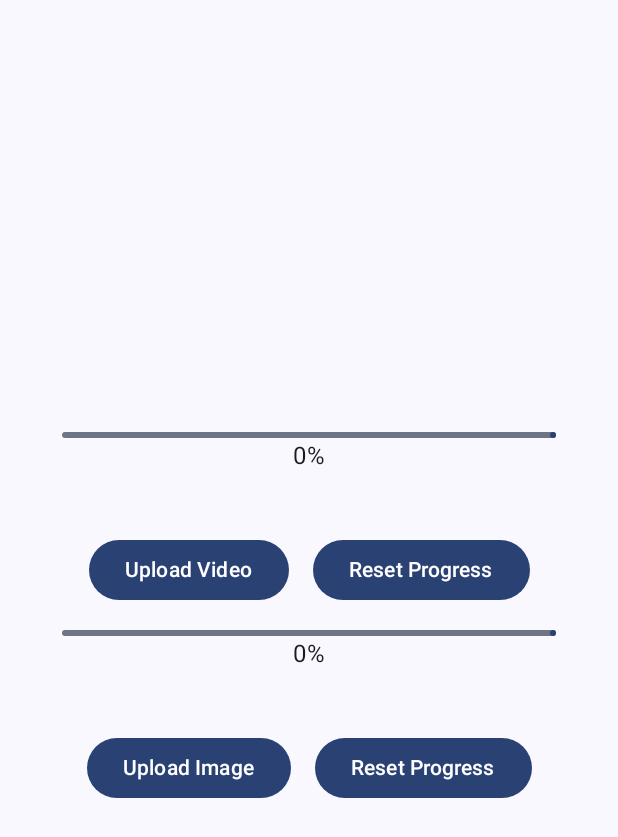
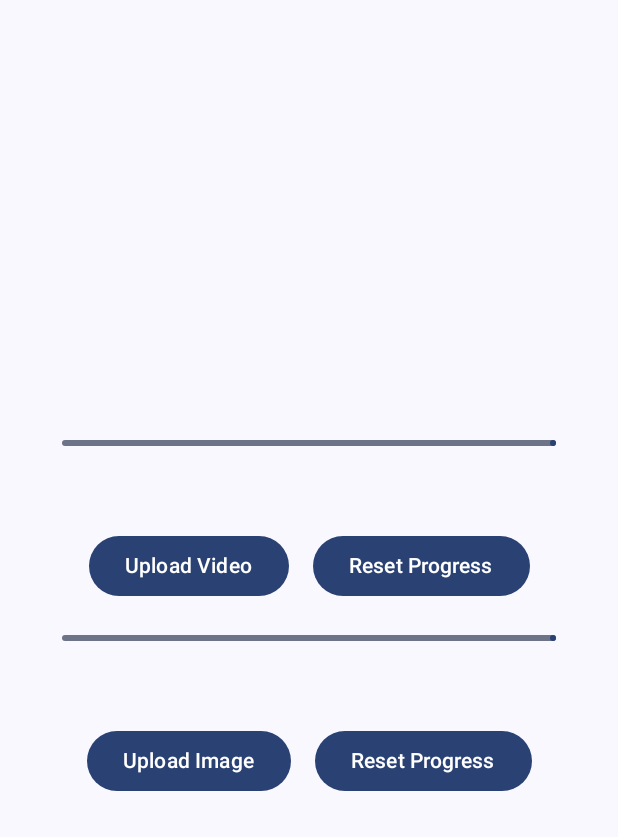
Before and after one commit to timife007/CloudiApp, an Android app built with Jetpack Compose: the screen it shows after launch (MainActivity), on a phone screen of 412 x 824 dp. Shown: the top 837 px of the screen. Run offline under Robolectric (Android 15) with nearby library versions, the phone set to English and light mode, and no system bars; our stand-ins replace Dagger/Hilt's generated code; libraries missing offline, so code that uses them is left out: com.cloudinary.android; 1 statement that could not run was skipped.

Commit message:
Upload progress

```diff
--- a/app/src/main/java/com/timife/cloudiapp/MainActivity.kt
+++ b/app/src/main/java/com/timife/cloudiapp/MainActivity.kt
@@ -72,7 +72,7 @@ class MainActivity : ComponentActivity() {
                             url = "https://res.cloudinary.com/dlujwccdb/video/upload/v1728910228/Stridez/posts/test_uy4d9t.mp4",
                             isVideo = true
                         )
-                        Spacer(modifier = Modifier.height(16.dp))
+                        Spacer(modifier = Modifier.height(22.dp))
                         //Image upload
                         UploadScreen(
                             context = context,
@@ -152,10 +152,9 @@ class MainActivity : ComponentActivity() {
                 progress = { progress.toFloat() },
                 modifier = Modifier.fillMaxWidth(0.8f),
             )
-
-            Text(text = "${(progress * 100).toInt()}%")
             Spacer(modifier = Modifier.height(16.dp))
             Text(text = uploaded)
+            Spacer(modifier = Modifier.height(16.dp))
             Row(
                 verticalAlignment = Alignment.CenterVertically,
                 horizontalArrangement = Arrangement.Center
```
Also changed, not shown: app/src/main/java/com/timife/cloudiapp/CloudiViewModel.kt (deleted, +0 -28 lines).
